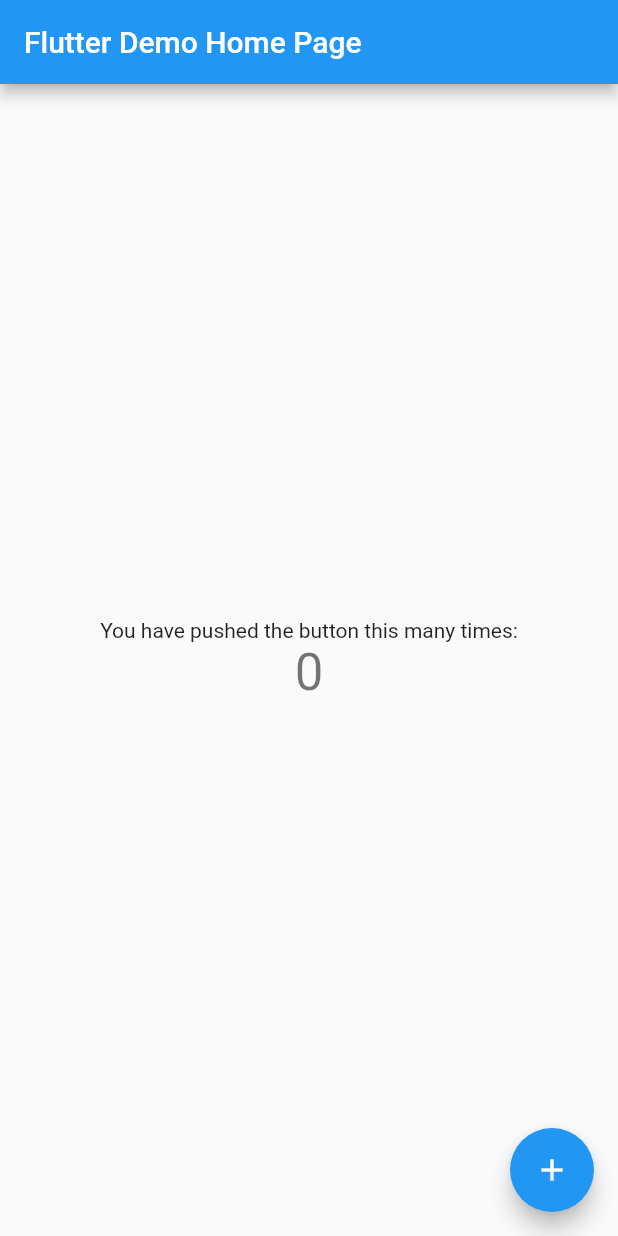
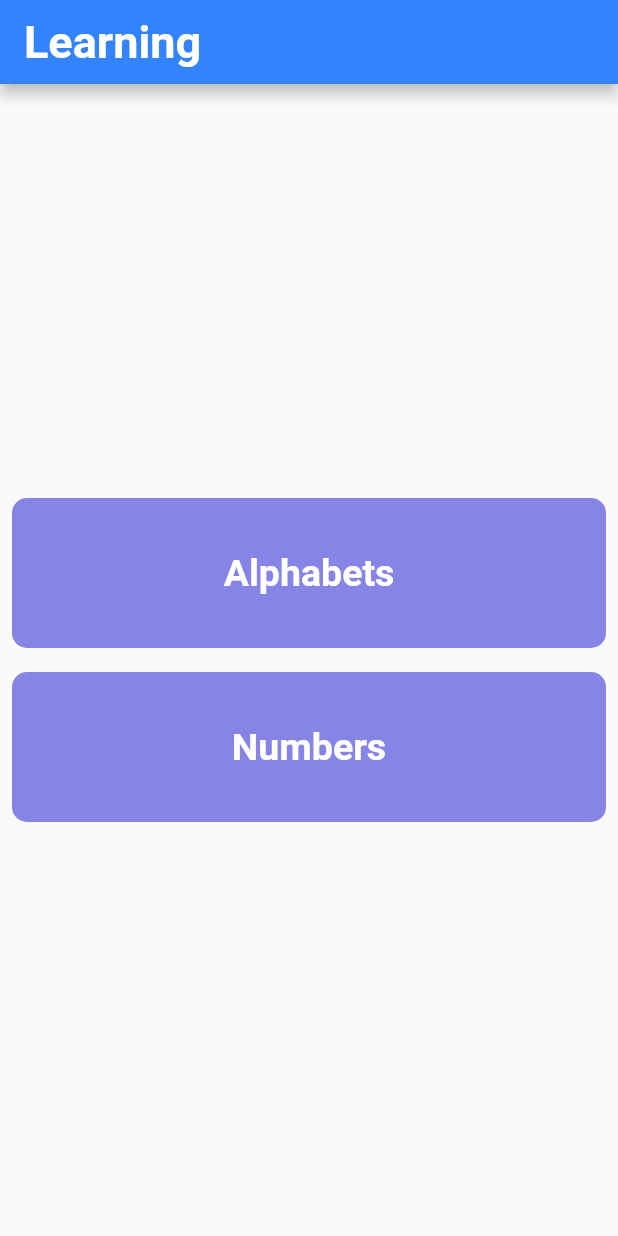
Before and after one commit to Shakir-zahid/ChildLearning, a Flutter app: the screen it shows after launch, on a phone screen of 412 x 824 dp. Run offline on Flutter 3.47's test engine with Material 2 defaults, Android fonts, the phone set to English and light mode, and no system bars.

Commit message:
App Complete

```diff
--- /dev/null
+++ b/child_learning_app/lib/Screen/HomeView.dart
@@ -0,0 +1,55 @@
+import 'package:child_learning_app/Utils/AppColors.dart';
+import 'package:child_learning_app/Utils/AppTextStyles.dart';
+import 'package:child_learning_app/Widgets/Appbars.dart';
+import 'package:flutter/material.dart';
+
+
+class HomeView extends StatefulWidget {
+  @override
+  _HomeViewState createState() => _HomeViewState();
+}
+
+class _HomeViewState extends State<HomeView> {
+  @override
+  Widget build(BuildContext context) {
+    return SafeArea(
+          child: Scaffold(
+            appBar: displayAppBar('Learning',context),
+                      body: Column(
+                        mainAxisAlignment: MainAxisAlignment.center,
+                        children: <Widget>[
+                        displayContainer('Alphabets',openAlphabetPage),
+                        displayContainer('Numbers',openNumbersPage),
+                        ],
+
+      ),
+          ),
+    );
+  }
+  Widget displayContainer(String title,VoidCallback onTap){
+    return Padding(
+      padding: const EdgeInsets.all(8.0),
+      child: ClipRRect(
+        borderRadius: BorderRadius.circular(10),
+              child: InkWell(
+                onTap: onTap,
+                              child: Container(
+        height: 100,
+        width: MediaQuery.of(context).size.width,
+        padding: EdgeInsets.symmetric(vertical:10),
+        alignment: Alignment.center,
+        color: AppColors.containerColor,
+        child: Text(title,style:TextStyles.appBarTitle.copyWith(fontSize:25)),
+        ),
+              ),
+      ),
+    );
+  }
+
+  void openAlphabetPage(){
+    Navigator.pushNamed(context, 'alphabetPage',arguments: 'Alphabets');
+  }
+  void openNumbersPage(){
+    Navigator.pushNamed(context, 'numberPage',arguments: 'Numbers');
+  }
+}
--- /dev/null
+++ b/child_learning_app/lib/Utils/AppColors.dart
@@ -0,0 +1,15 @@
+import 'package:flutter/material.dart';
+
+class AppColors {
+
+  const AppColors();
+
+
+  static const Color appBarTitle = const Color(0xFFFFFFFF);
+  static const Color appBarIconColor = const Color(0xFFFFFFFF);
+  static const Color appBarBackground = const Color(0xFF3383FC);
+  static const Color backgroundColor = const Color(0xFF00C6FF);
+  static const Color containerColor = const Color(0xFF8685E5);
+
+
+}
--- /dev/null
+++ b/child_learning_app/lib/Utils/AppTextStyles.dart
@@ -0,0 +1,17 @@
+import 'package:flutter/material.dart';
+import 'AppColors.dart';
+
+class TextStyles {
+
+  const TextStyles();
+
+  static const TextStyle appBarTitle = const TextStyle(
+    color: AppColors.appBarTitle,
+    fontWeight: FontWeight.w600,
+    fontSize: 30.0
+  );
+
+
+
+
+}
--- /dev/null
+++ b/child_learning_app/lib/Widgets/Appbars.dart
@@ -0,0 +1,14 @@
+import 'package:child_learning_app/Utils/AppTextStyles.dart';
+import 'package:child_learning_app/Utils/AppColors.dart';
+import 'package:flutter/material.dart';
+
+
+
+Widget displayAppBar(String title,BuildContext context){
+  return AppBar(
+    title: Text(title,style:TextStyles.appBarTitle),
+    backgroundColor: AppColors.appBarBackground,
+    automaticallyImplyLeading: false,
+
+  );
+}
--- a/child_learning_app/lib/main.dart
+++ b/child_learning_app/lib/main.dart
@@ -1,111 +1,18 @@
+import 'package:child_learning_app/routes.dart';
 import 'package:flutter/material.dart';
+
 
 void main() => runApp(MyApp());
 
 class MyApp extends StatelessWidget {
-  // This widget is the root of your application.
   @override
   Widget build(BuildContext context) {
-    return MaterialApp(
-      title: 'Flutter Demo',
-      theme: ThemeData(
-        // This is the theme of your application.
-        //
-        // Try running your application with "flutter run". You'll see the
-        // application has a blue toolbar. Then, without quitting the app, try
-        // changing the primarySwatch below to Colors.green and then invoke
-        // "hot reload" (press "r" in the console where you ran "flutter run",
-        // or simply save your changes to "hot reload" in a Flutter IDE).
-        // Notice that the counter didn't reset back to zero; the application
-        // is not restarted.
-        primarySwatch: Colors.blue,
-      ),
-      home: MyHomePage(title: 'Flutter Demo Home Page'),
+    return
+       MaterialApp(
+        debugShowCheckedModeBanner: false,
+        initialRoute: '/',
+        title: ' Child Learning App',
+        onGenerateRoute: Router.generateRoute,
     );
   }
 }
-
-class MyHomePage extends StatefulWidget {
-  MyHomePage({Key key, this.title}) : super(key: key);
-
-  // This widget is the home page of your application. It is stateful, meaning
-  // that it has a State object (defined below) that contains fields that affect
-  // how it looks.
-
-  // This class is the configuration for the state. It holds the values (in this
-  // case the title) provided by the parent (in this case the App widget) and
-  // used by the build method of the State. Fields in a Widget subclass are
-  // always marked "final".
-
-  final String title;
-
-  @override
-  _MyHomePageState createState() => _MyHomePageState();
-}
-
-class _MyHomePageState extends State<MyHomePage> {
-  int _counter = 0;
-
-  void _incrementCounter() {
-    setState(() {
-      // This call to setState tells the Flutter framework that something has
-      // changed in this State, which causes it to rerun the build method below
-      // so that the display can reflect the updated values. If we changed
-      // _counter without calling setState(), then the build method would not be
-      // called again, and so nothing would appear to happen.
-      _counter++;
-    });
-  }
-
-  @override
-  Widget build(BuildContext context) {
-    // This method is rerun every time setState is called, for instance as done
-    // by the _incrementCounter method above.
-    //
-    // The Flutter framework has been optimized to make rerunning build methods
-    // fast, so that you can just rebuild anything that needs updating rather
-    // than having to individually change instances of widgets.
-    return Scaffold(
-      appBar: AppBar(
-        // Here we take the value from the MyHomePage object that was created by
-        // the App.build method, and use it to set our appbar title.
-        title: Text(widget.title),
-      ),
-      body: Center(
-        // Center is a layout widget. It takes a single child and positions it
-        // in the middle of the parent.
-        child: Column(
-          // Column is also a layout widget. It takes a list of children and
-          // arranges them vertically. By default, it sizes itself to fit its
-          // children horizontally, and tries to be as tall as its parent.
-          //
-          // Invoke "debug painting" (press "p" in the console, choose the
-          // "Toggle Debug Paint" action from the Flutter Inspector in Android
-          // Studio, or the "Toggle Debug Paint" command in Visual Studio Code)
-          // to see the wireframe for each widget.
-          //
-          // Column has various properties to control how it sizes itself and
-          // how it positions its children. Here we use mainAxisAlignment to
-          // center the children vertically; the main axis here is the vertical
-          // axis because Columns are vertical (the cross axis would be
-          // horizontal).
-          mainAxisAlignment: MainAxisAlignment.center,
-          children: <Widget>[
-            Text(
-              'You have pushed the button this many times:',
-            ),
-            Text(
-              '$_counter',
-              style: Theme.of(context).textTheme.display1,
-            ),
-          ],
-        ),
-      ),
-      floatingActionButton: FloatingActionButton(
-        onPressed: _incrementCounter,
-        tooltip: 'Increment',
-        child: Icon(Icons.add),
-      ), // This trailing comma makes auto-formatting nicer for build methods.
-    );
-  }
-}
--- /dev/null
+++ b/child_learning_app/lib/routes.dart
@@ -0,0 +1,34 @@
+import 'package:child_learning_app/Screen/NumbersPage.dart';
+import 'package:child_learning_app/Screen/alphabetPage.dart';
+import 'package:flutter/material.dart';
+
+import 'Screen/HomeView.dart';
+
+
+class Router {
+  static Route<dynamic> generateRoute(RouteSettings settings) {
+   var  args= settings.arguments;
+    switch (settings.name) {
+      case '/' :
+        return  MaterialPageRoute(
+          builder: (_)=> HomeView()
+        );
+       case 'alphabetPage' :
+        return  MaterialPageRoute(
+          builder: (_)=> AlphabetPage(args)
+        );
+       case 'numberPage' :
+        return  MaterialPageRoute(
+          builder: (_)=> NumbersPage(args)
+        );
+
+      default:
+        return MaterialPageRoute(
+            builder: (_) => Scaffold(
+              body: Center(
+                child: Text('No route defined for ${settings.name}'),
+              ),
+            ));
+    }
+  }
+}
```
Also changed, not shown: child_learning_app/lib/Screen/NumbersPage.dart (added, +27 -0 lines), child_learning_app/lib/Screen/alphabetPage.dart (added, +28 -0 lines).
